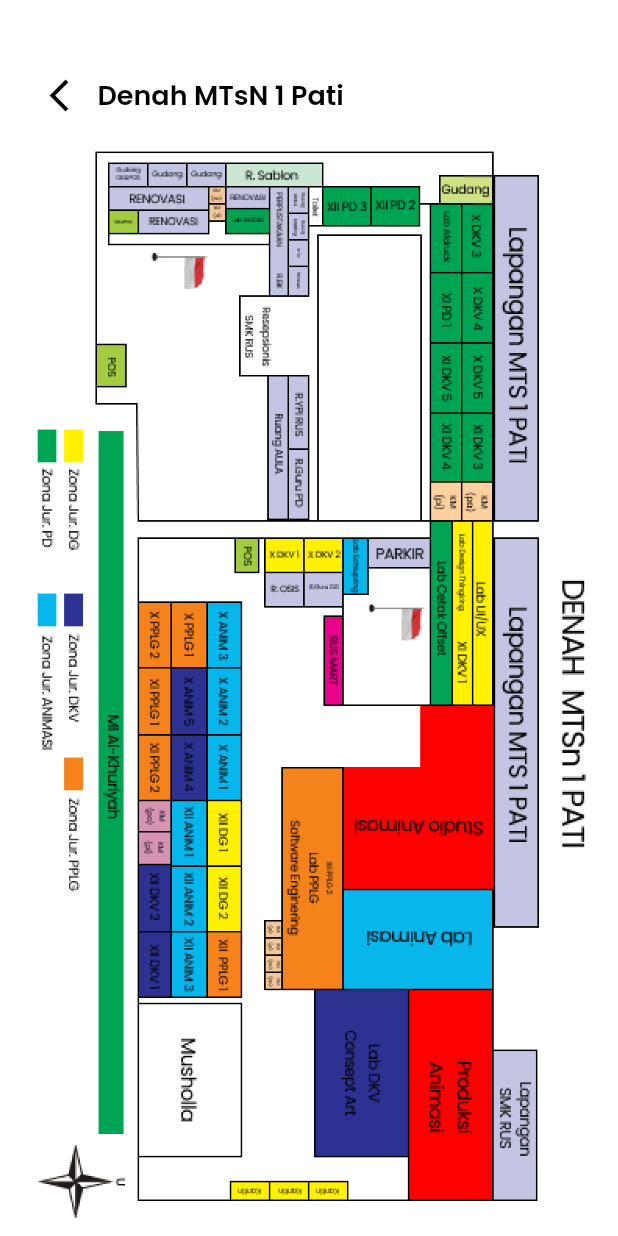
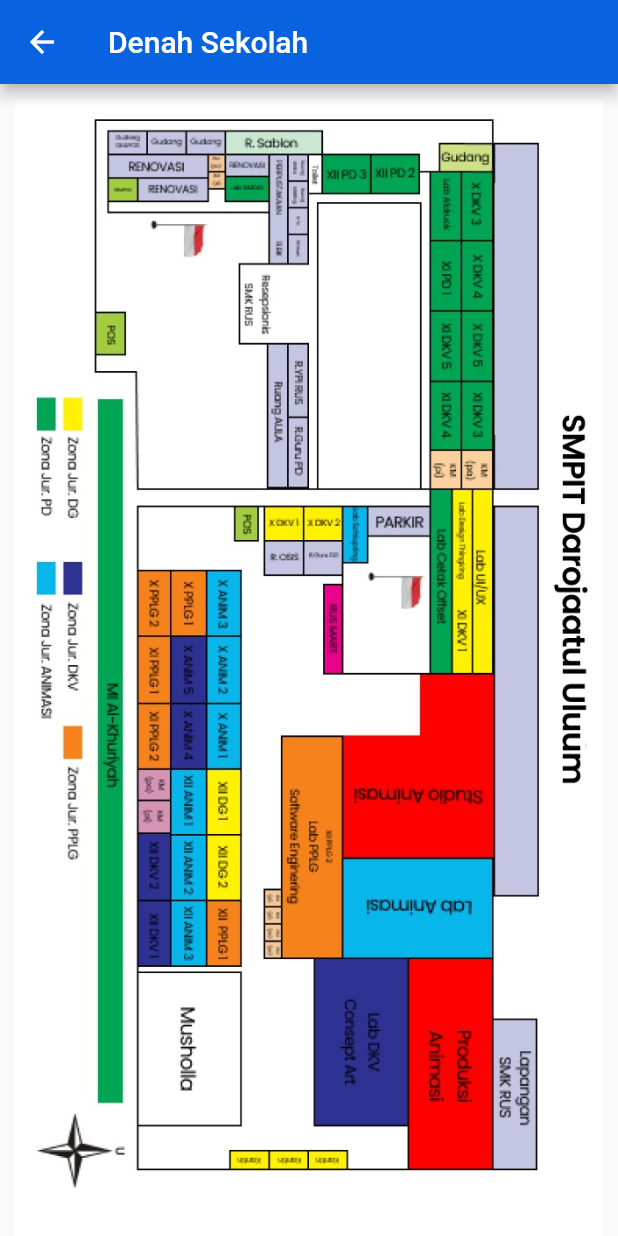
Before and after one commit to ZakkyPahlevi7/aplikasi_si, a Flutter app: the DenahPage screen opened directly, on a phone screen of 412 x 824 dp. Run offline on Flutter 3.47's test engine with Material 2 defaults, Android fonts, the phone set to English and light mode, and no system bars; our stand-ins replace carousel_slider, firebase_auth, firebase_core, flutter_secure_storage, fluttertoast, get and 9 more; accounts and stored records are empty.

```diff
--- a/lib/component/eventcs_section.dart
+++ b/lib/component/eventcs_section.dart
@@ -46,7 +46,7 @@ class _EventcsSectionState extends State<EventcsSection> {
           () => _eventController.isLoading.value
               ? Center(child: CircularProgressIndicator())
               : SizedBox(
-                  height: 310,
+                  height: 340,
                   child: ListView.separated(
                       padding: const EdgeInsets.symmetric(horizontal: 22.0),
                       physics: PageScrollPhysics(),
--- a/lib/pages/dashboard/denah_sekolah.dart
+++ b/lib/pages/dashboard/denah_sekolah.dart
@@ -1,3 +1,4 @@
+import 'package:aplikasi_si/theme/app_colors.dart';
 import 'package:flutter/material.dart';
 import 'package:aplikasi_si/bottom_navbar.dart';
 
@@ -14,38 +15,13 @@ class _DenahPageState extends State<DenahPage> {
   @override
   Widget build(BuildContext context) {
     return Scaffold(
-      backgroundColor: Colors.white,
+      appBar: AppBar(title: Text('Denah Sekolah'), backgroundColor: AppColors.contactUsIconColor,),
+      // backgroundColor: AppColors.contactUsIconColor,
       body: Column(
         children: [
           Container(
-            margin: const EdgeInsets.only(top: 50, left: 33),
-            child: Row(
-              children: [
-                GestureDetector(
-                    onTap: () {
-                      Navigator.push(
-                          context,
-                          MaterialPageRoute(
-                              builder: (context) => const BottomNavbar()));
-                    },
-                    child: const Icon(
-                      Icons.arrow_back_ios,
-                      color: Colors.black,
-                      size: 26,
-                    )),
-                const SizedBox(
-                  width: 6,
-                ),
-                Text(
-                  'Denah MTsN 1 Pati',
-                  style: AppTextStyle.appTitlew600s18(Colors.black),
-                )
-              ],
-            ),
-          ),
-          Container(
               margin: const EdgeInsets.only(left: 10, right: 10, top: 10),
-              child: Image.asset('assets/images/denahskolah.png'))
+              child: Image.asset('assets/images/denah_du.png'))
         ],
       ),
     );
```
Also changed, not shown: lib/pages/profile/spp/beranda_spp.dart (+9 -2 lines), assets/images/denah_du.png (added).
